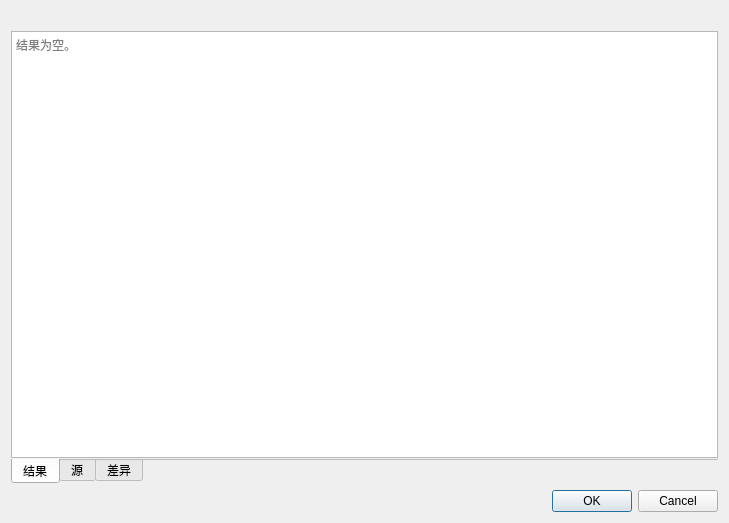
This is src/utils/dialogs/showdiffdialog.ui in shine5402/KiraOtoToolbox as Qt 5 draws it before an edit. The edited form follows.
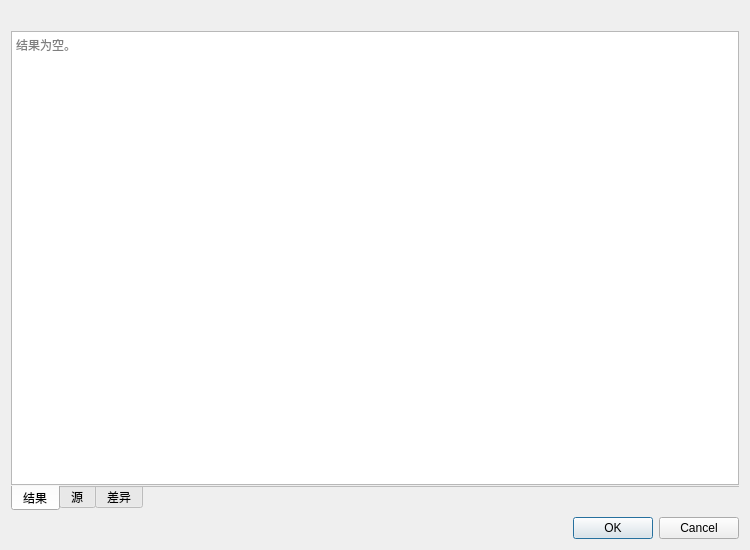
This is the edited form.

What changed in the file:
```diff
--- a/src/utils/dialogs/showdiffdialog.ui
+++ b/src/utils/dialogs/showdiffdialog.ui
@@ -6,8 +6,8 @@
    <rect>
     <x>0</x>
     <y>0</y>
-    <width>729</width>
-    <height>523</height>
+    <width>750</width>
+    <height>550</height>
    </rect>
   </property>
   <property name="windowTitle">
```
